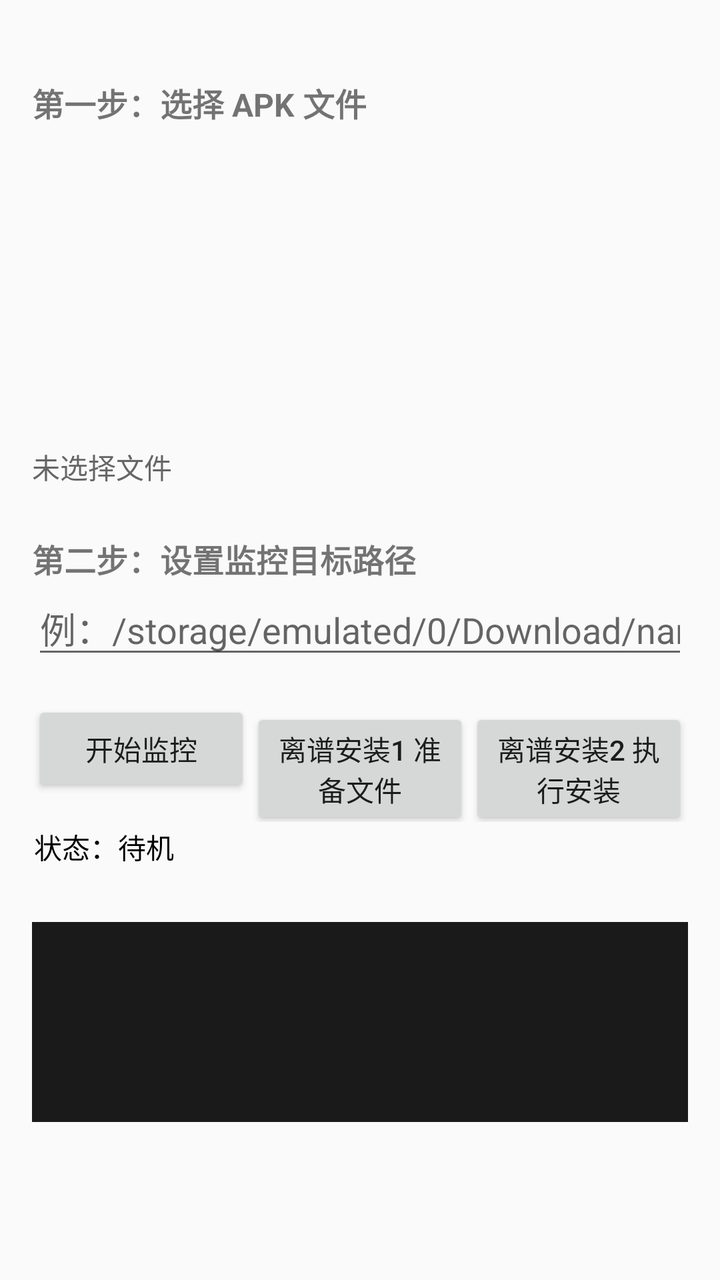
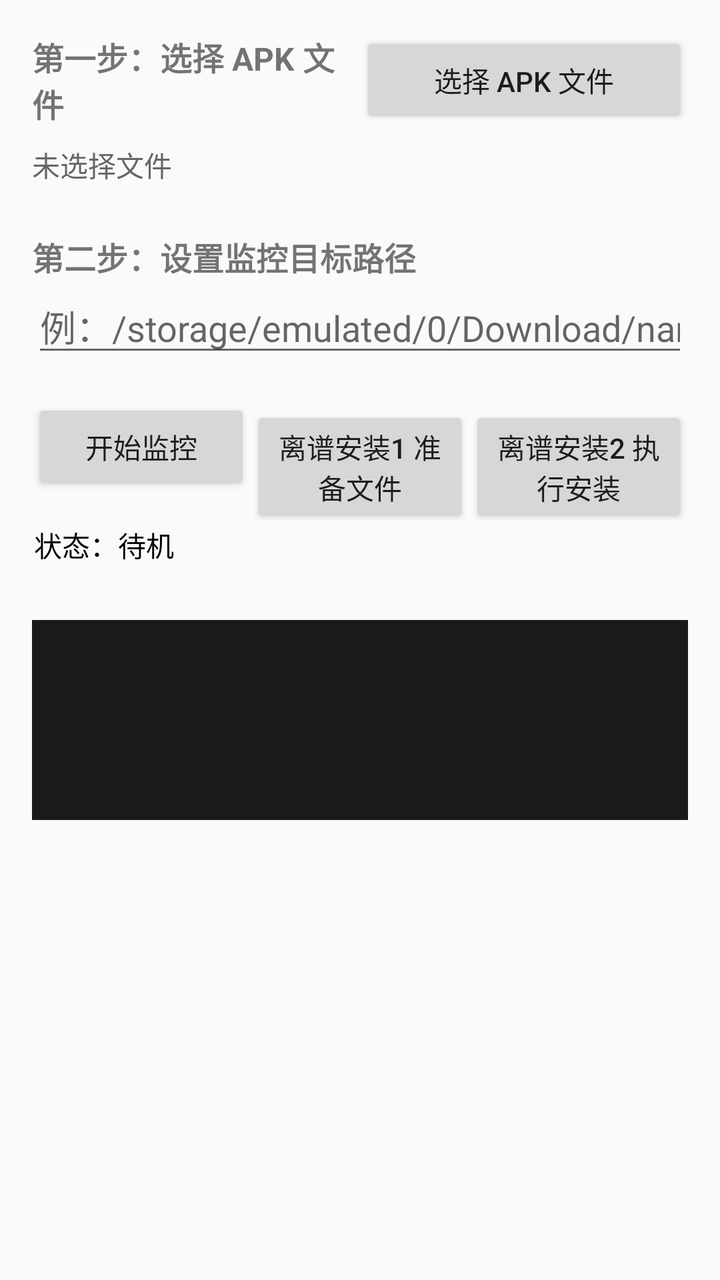

An Android layout rendered at two revisions. The XML below is the earlier revision; the diff shows what the commit changed to produce the second picture.
<!-- AndroidManifest.xml: application theme Theme.AppCompat.Light.DarkActionBar -->
<!-- res/layout/activity_main.xml -->
<?xml version="1.0" encoding="utf-8"?>
<LinearLayout xmlns:android="http://schemas.android.com/apk/res/android"
    android:layout_width="match_parent"
    android:layout_height="match_parent"
    android:orientation="vertical"
    android:padding="16dp">

    <LinearLayout
    android:layout_width="match_parent"
    android:layout_height="wrap_content"
    android:orientation="horizontal"
    android:layout_marginTop="16dp">

        <TextView
            android:layout_width="match_parent"
            android:layout_height="wrap_content"
            android:text="第一步：选择 APK 文件"
            android:textSize="16sp"
            android:textStyle="bold" />
    
        <Button
            android:id="@+id/btn_select_apk"
            android:layout_width="0dp"
            android:layout_height="wrap_content"
            android:text="选择 APK 文件" />
    </LinearLayout>

    <TextView
        android:id="@+id/tv_selected_apk"
        android:layout_width="match_parent"
        android:layout_height="wrap_content"
        android:paddingVertical="8dp"
        android:text="未选择文件"
        android:textColor="#666" />

    <TextView
        android:layout_width="wrap_content"
        android:layout_height="wrap_content"
        android:layout_marginTop="16dp"
        android:text="第二步：设置监控目标路径"
        android:textSize="16sp"
        android:textStyle="bold" />

    <EditText
        android:id="@+id/et_target_path"
        android:layout_width="match_parent"
        android:layout_height="wrap_content"
        android:hint="例：/storage/emulated/0/Download/name1.apk"
        android:inputType="textUri" />
    
    <LinearLayout
        android:layout_width="match_parent"
        android:layout_height="wrap_content"
        android:orientation="horizontal"
        android:layout_marginTop="16dp">
    
        <Button
            android:id="@+id/btn_toggle_monitor"
            android:layout_width="0dp"
            android:layout_height="wrap_content"
            android:layout_weight="1"
            android:text="开始监控" />
    
        <Button
            android:id="@+id/btn_prepare_files"
            android:layout_width="0dp"
            android:layout_height="wrap_content"
            android:layout_weight="1"
            android:text="离谱安装1 准备文件" />
    
        <Button
            android:id="@+id/btn_execute_install"
            android:layout_width="0dp"
            android:layout_height="wrap_content"
            android:layout_weight="1"
            android:text="离谱安装2 执行安装" />
    
    </LinearLayout>

    
    
    <ScrollView
    android:layout_width="match_parent"
    android:layout_height="50dp"
    android:padding="1dp">
        <TextView
            android:id="@+id/tv_status"
            android:layout_width="match_parent"
            android:layout_height="wrap_content"
            android:layout_marginTop="1dp"
            android:text="状态：待机"
            android:textColor="#000"
            android:textIsSelectable="true"
            android:textSize="14sp" />
    </ScrollView>
    
    <ScrollView
    android:layout_width="match_parent"
    android:layout_height="100dp"
    android:background="#1A1A1A"
    android:padding="1dp">
        <TextView
            android:id="@+id/tv_log"
            android:layout_width="match_parent"
            android:layout_height="wrap_content"
            android:textColor="#00FF00"
            android:textSize="12sp"
            android:layout_marginTop="1dp"
            android:layout_marginBottom="1dp"
            android:typeface="monospace"
            android:textIsSelectable="true"
            android:text="" />

    </ScrollView>
</LinearLayout>
<!-- resources referenced by this layout -->
<resources>
  <style name="Theme.AppCompat.Light.DarkActionBar" />
</resources>

<!-- the commit's change to res/layout/activity_main.xml (unified diff, before → after) -->
@@ -6,23 +6,27 @@
     android:padding="16dp">
 
     <LinearLayout
-    android:layout_width="match_parent"
-    android:layout_height="wrap_content"
-    android:orientation="horizontal"
-    android:layout_marginTop="16dp">
-
+        android:layout_width="match_parent"
+        android:layout_height="wrap_content"
+        android:orientation="horizontal"
+        android:gravity="center_vertical"> 
+    
         <TextView
-            android:layout_width="match_parent"
+            android:layout_width="0dp"
             android:layout_height="wrap_content"
+            android:layout_weight="1"
             android:text="第一步：选择 APK 文件"
             android:textSize="16sp"
-            android:textStyle="bold" />
+            android:textStyle="bold"
+            android:paddingEnd="2dp"/> 
     
         <Button
             android:id="@+id/btn_select_apk"
             android:layout_width="0dp"
             android:layout_height="wrap_content"
+            android:layout_weight="1"
             android:text="选择 APK 文件" />
+    
     </LinearLayout>
 
     <TextView
